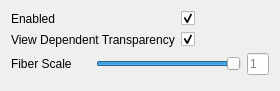
Old version of the form include/pli_vis/ui/plugins/fom_toolbox.ui in the repository VRGroupRWTH/pli_view.
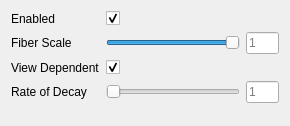
New version of the form.

Commit message: Rate of decay parameter is now adjustable from UI.

Patch:
```diff
--- a/include/pli_vis/ui/plugins/fom_toolbox.ui
+++ b/include/pli_vis/ui/plugins/fom_toolbox.ui
@@ -6,8 +6,8 @@
    <rect>
     <x>0</x>
     <y>0</y>
-    <width>280</width>
-    <height>91</height>
+    <width>290</width>
+    <height>126</height>
    </rect>
   </property>
   <property name="windowTitle">
@@ -21,7 +21,7 @@
      </property>
     </widget>
    </item>
-   <item row="0" column="2">
+   <item row="0" column="1">
     <widget class="QCheckBox" name="checkbox_enabled">
      <property name="sizePolicy">
       <sizepolicy hsizetype="Preferred" vsizetype="Preferred">
@@ -40,40 +40,14 @@
      </property>
     </widget>
    </item>
-   <item row="1" column="0" colspan="2">
-    <widget class="QLabel" name="label_view_dependent_transparency">
-     <property name="text">
-      <string>View Dependent Transparency</string>
-     </property>
-    </widget>
-   </item>
-   <item row="1" column="2">
-    <widget class="QCheckBox" name="checkbox_view_dependent_transparency">
-     <property name="sizePolicy">
-      <sizepolicy hsizetype="Preferred" vsizetype="Preferred">
-       <horstretch>0</horstretch>
-       <verstretch>0</verstretch>
-      </sizepolicy>
-     </property>
-     <property name="layoutDirection">
-      <enum>Qt::LeftToRight</enum>
-     </property>
-     <property name="text">
-      <string/>
-     </property>
-     <property name="checked">
-      <bool>true</bool>
-     </property>
-    </widget>
-   </item>
-   <item row="2" column="0">
+   <item row="1" column="0">
     <widget class="QLabel" name="label_scale">
      <property name="text">
       <string>Fiber Scale</string>
      </property>
     </widget>
    </item>
-   <item row="2" column="1" colspan="2">
+   <item row="1" column="1">
     <widget class="QSlider" name="slider_fiber_scale">
      <property name="sizePolicy">
       <sizepolicy hsizetype="Preferred" vsizetype="Preferred">
@@ -101,7 +75,7 @@
      </property>
     </widget>
    </item>
-   <item row="2" column="3">
+   <item row="1" column="2">
     <widget class="QLineEdit" name="line_edit_fiber_scale">
      <property name="sizePolicy">
       <sizepolicy hsizetype="Preferred" vsizetype="Preferred">
@@ -114,7 +88,84 @@
      </property>
     </widget>
    </item>
-   <item row="3" column="0" colspan="4">
+   <item row="2" column="0">
+    <widget class="QLabel" name="label_view_dependent">
+     <property name="text">
+      <string>View Dependent</string>
+     </property>
+    </widget>
+   </item>
+   <item row="2" column="1">
+    <widget class="QCheckBox" name="checkbox_view_dependent">
+     <property name="sizePolicy">
+      <sizepolicy hsizetype="Preferred" vsizetype="Preferred">
+       <horstretch>0</horstretch>
+       <verstretch>0</verstretch>
+      </sizepolicy>
+     </property>
+     <property name="layoutDirection">
+      <enum>Qt::LeftToRight</enum>
+     </property>
+     <property name="text">
+      <string/>
+     </property>
+     <property name="checked">
+      <bool>true</bool>
+     </property>
+    </widget>
+   </item>
+   <item row="3" column="0">
+    <widget class="QLabel" name="label_rate_of_decay">
+     <property name="text">
+      <string>Rate of Decay</string>
+     </property>
+    </widget>
+   </item>
+   <item row="3" column="1">
+    <widget class="QSlider" name="slider_rate_of_decay">
+     <property name="sizePolicy">
+      <sizepolicy hsizetype="Preferred" vsizetype="Preferred">
+       <horstretch>4</horstretch>
+       <verstretch>0</verstretch>
+      </sizepolicy>
+     </property>
+     <property name="minimumSize">
+      <size>
+       <width>0</width>
+       <height>0</height>
+      </size>
+     </property>
+     <property name="minimum">
+      <number>1</number>
+     </property>
+     <property name="maximum">
+      <number>100</number>
+     </property>
+     <property name="value">
+      <number>1</number>
+     </property>
+     <property name="orientation">
+      <enum>Qt::Horizontal</enum>
+     </property>
+    </widget>
+   </item>
+   <item row="3" column="2">
+    <widget class="QLineEdit" name="line_edit_rate_of_decay">
+     <property name="sizePolicy">
+      <sizepolicy hsizetype="Preferred" vsizetype="Preferred">
+       <horstretch>1</horstretch>
+       <verstretch>0</verstretch>
+      </sizepolicy>
+     </property>
+     <property name="text">
+      <string/>
+     </property>
+     <property name="placeholderText">
+      <string>1</string>
+     </property>
+    </widget>
+   </item>
+   <item row="4" column="0" colspan="3">
     <spacer name="spacer">
      <property name="orientation">
       <enum>Qt::Vertical</enum>
```
The commit also changes 4 other files.
